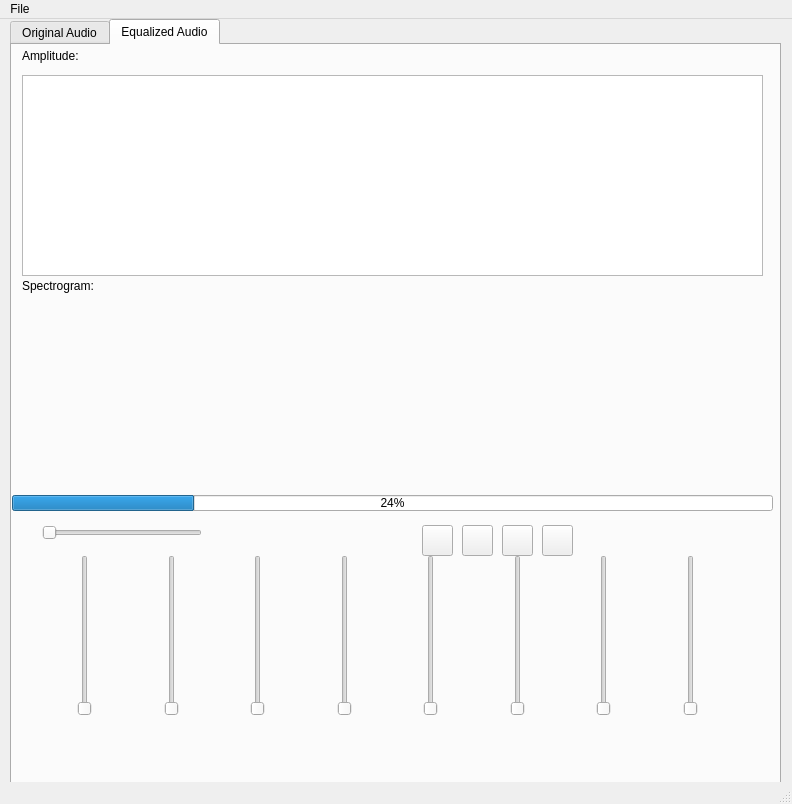
Above: ui_files/main-window.ui from abeshahsan/Tune-it before the change. Below: the same form after it.
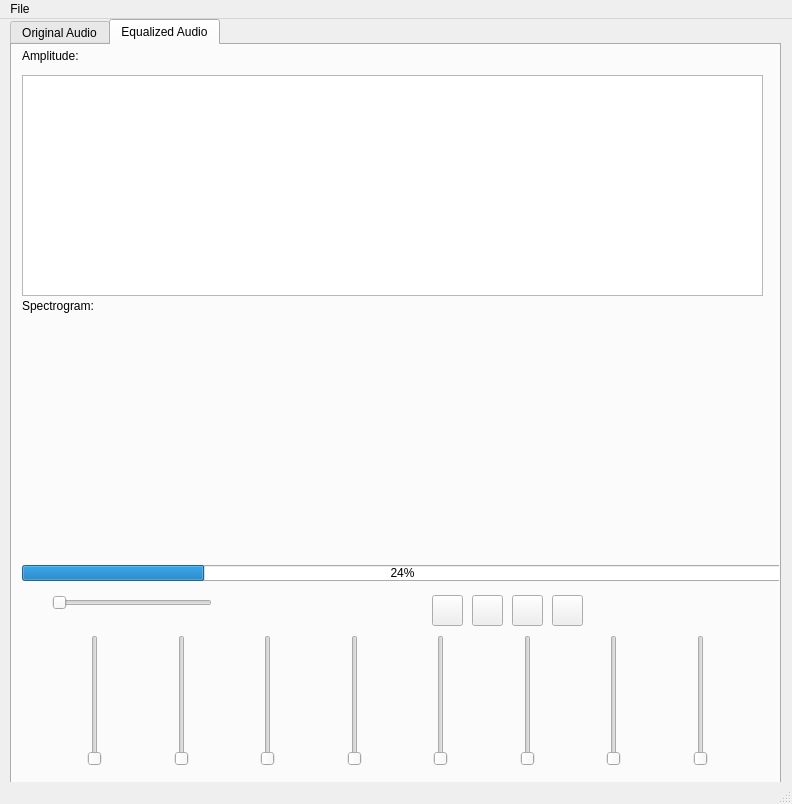
That is the form after the change. The open tabs and pages were chosen to show the change. Icons and pictures are not drawn. Custom widgets are drawn as their Qt base class.

The edit to the form file:
```diff
--- a/ui_files/main-window.ui
+++ b/ui_files/main-window.ui
@@ -344,8 +344,8 @@
      <widget class="QPushButton" name="OutputAudioPlay">
       <property name="geometry">
        <rect>
-        <x>410</x>
-        <y>480</y>
+        <x>420</x>
+        <y>550</y>
         <width>31</width>
         <height>31</height>
        </rect>
@@ -368,17 +368,17 @@
       <property name="geometry">
        <rect>
         <x>10</x>
-        <y>250</y>
+        <y>270</y>
         <width>741</width>
-        <height>191</height>
+        <height>241</height>
        </rect>
       </property>
      </widget>
      <widget class="QLabel" name="OutputAudioMin">
       <property name="geometry">
        <rect>
-        <x>10</x>
-        <y>480</y>
+        <x>20</x>
+        <y>550</y>
         <width>21</width>
         <height>31</height>
        </rect>
@@ -396,10 +396,10 @@
      <widget class="QWidget" name="OutputAudioSliderWidget" native="true">
       <property name="geometry">
        <rect>
-        <x>0</x>
-        <y>510</y>
+        <x>10</x>
+        <y>590</y>
         <width>751</width>
-        <height>161</height>
+        <height>131</height>
        </rect>
       </property>
       <layout class="QHBoxLayout" name="horizontalLayout_3">
@@ -581,8 +581,8 @@
      <widget class="QLabel" name="OutputAudioMax">
       <property name="geometry">
        <rect>
-        <x>200</x>
-        <y>480</y>
+        <x>210</x>
+        <y>550</y>
         <width>21</width>
         <height>31</height>
        </rect>
@@ -600,8 +600,8 @@
      <widget class="QSlider" name="OutputAudioVolumeSlider">
       <property name="geometry">
        <rect>
-        <x>30</x>
-        <y>480</y>
+        <x>40</x>
+        <y>550</y>
         <width>160</width>
         <height>16</height>
        </rect>
@@ -614,7 +614,7 @@
       <property name="geometry">
        <rect>
         <x>10</x>
-        <y>230</y>
+        <y>250</y>
         <width>101</width>
         <height>21</height>
        </rect>
@@ -626,8 +626,8 @@
      <widget class="QProgressBar" name="OutputAudioProgress">
       <property name="geometry">
        <rect>
-        <x>0</x>
-        <y>450</y>
+        <x>10</x>
+        <y>520</y>
         <width>761</width>
         <height>16</height>
        </rect>
@@ -639,8 +639,8 @@
      <widget class="QPushButton" name="OutputAudioStop">
       <property name="geometry">
        <rect>
-        <x>490</x>
-        <y>480</y>
+        <x>500</x>
+        <y>550</y>
         <width>31</width>
         <height>31</height>
        </rect>
@@ -662,8 +662,8 @@
      <widget class="QPushButton" name="OutputAudioPause">
       <property name="geometry">
        <rect>
-        <x>450</x>
-        <y>480</y>
+        <x>460</x>
+        <y>550</y>
         <width>31</width>
         <height>31</height>
        </rect>
@@ -688,7 +688,7 @@
         <x>10</x>
         <y>30</y>
         <width>741</width>
-        <height>201</height>
+        <height>221</height>
        </rect>
       </property>
      </widget>
@@ -708,8 +708,8 @@
      <widget class="QPushButton" name="OutputAudioRestart">
       <property name="geometry">
        <rect>
-        <x>530</x>
-        <y>480</y>
+        <x>540</x>
+        <y>550</y>
         <width>31</width>
         <height>31</height>
        </rect>
```
Left out of the diff: 2 changed lines with no effect on the pictures.
